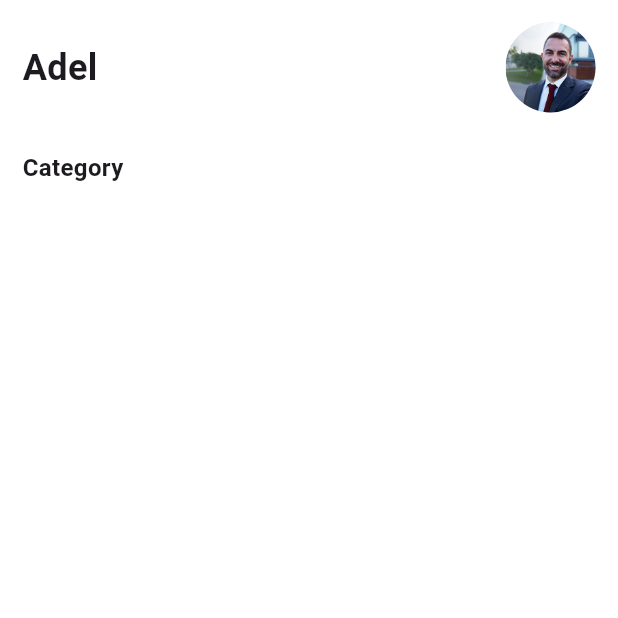
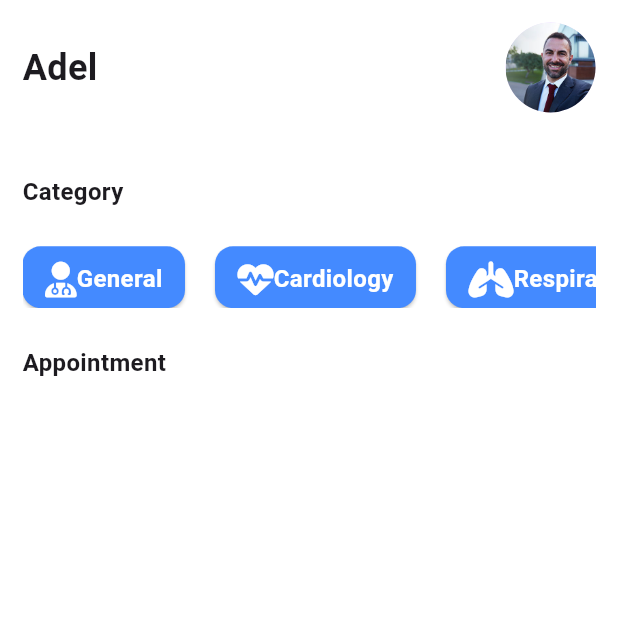
Before and after one commit to SamiDev016/Doctor-Appoointment-App, a Flutter app: the HomePage screen opened directly, on a phone screen of 412 x 824 dp, the top half of it. Run offline on Flutter 3.47's test engine with Material 3 defaults, Android fonts, the phone set to English and light mode, and no system bars; our stand-ins replace font_awesome_flutter.

Commit message:
category

```diff
--- a/lib/pages/home_page.dart
+++ b/lib/pages/home_page.dart
@@ -1,5 +1,6 @@
 import 'package:appointment_application/utils/config.dart';
 import 'package:flutter/material.dart';
+import 'package:font_awesome_flutter/font_awesome_flutter.dart';
 
 class HomePage extends StatefulWidget {
   const HomePage({super.key});
@@ -9,28 +10,30 @@
 }
 
 class _HomePageState extends State<HomePage> {
+  List<Map<String, dynamic>> medCat = [
+    {"icon": FontAwesomeIcons.userDoctor, "Category": "General"},
+    {"icon": FontAwesomeIcons.heartPulse, "Category": "Cardiology"},
+    {"icon": FontAwesomeIcons.lungs, "Category": "Respirations"},
+    {"icon": FontAwesomeIcons.hand, "Category": "Dermatology"},
+    {"icon": FontAwesomeIcons.personPregnant, "Category": "Gynecology"},
+    {"icon": FontAwesomeIcons.teeth, "Category": "Dental"},
+  ];
   @override
   Widget build(BuildContext context) {
-    return const Scaffold(
+    return Scaffold(
       body: Padding(
-        padding: EdgeInsets.symmetric(
-          horizontal: 15,
-          vertical: 15
-        ),
+        padding: const EdgeInsets.symmetric(horizontal: 15, vertical: 15),
         child: SafeArea(
           child: Column(
             mainAxisAlignment: MainAxisAlignment.start,
             crossAxisAlignment: CrossAxisAlignment.start,
             children: [
-              Row(
+              const Row(
                 mainAxisAlignment: MainAxisAlignment.spaceBetween,
                 children: [
                   Text(
                     "Adel",
-                    style: TextStyle(
-                      fontSize: 24,
-                      fontWeight: FontWeight.bold
-                    ),
+                    style: TextStyle(fontSize: 24, fontWeight: FontWeight.bold),
                   ),
                   SizedBox(
                     child: CircleAvatar(
@@ -40,15 +43,54 @@
                   )
                 ],
               ),
+              Config.spaceMedium,
+              const Text(
+                'Category',
+                style: TextStyle(fontSize: 16, fontWeight: FontWeight.bold),
+              ),
+              Config.spaceSmall,
+              SizedBox(
+                height: Config.heightSize * 0.05,
+                child: ListView(
+                  scrollDirection: Axis.horizontal,
+                  children: List<Widget>.generate(medCat.length, (index) {
+                    return Card(
+                      margin: const EdgeInsets.only(right: 20),
+                      color: Config.primaryColor,
+                      child: Padding(
+                        padding: const EdgeInsets.symmetric(
+                            horizontal: 15, vertical: 10),
+                        child: Row(
+                          mainAxisAlignment: MainAxisAlignment.spaceAround,
+                          children: [
+                            FaIcon(
+                              medCat[index]["icon"],
+                              color: Colors.white,
+                            ),
+                            Config.spaceSmall,
+                            Text(
+                              medCat[index]["Category"],
+                              style: const TextStyle(
+                                fontSize: 16,
+                                fontWeight: FontWeight.bold,
+                                color: Colors.white,
+                              ),
+                            )
+                          ],
+                        ),
+                      ),
+                    );
+                  }),
+                ),
+              ),
+              Config.spaceSmall,
+              const Text(
+                "Appointment",
+                style: TextStyle(fontSize: 16, fontWeight: FontWeight.bold),
+              ),
               Config.spaceSmall,
 
-              Text(
-                'Category',
-                style: TextStyle(
-                      fontSize: 16,
-                      fontWeight: FontWeight.bold
-                    ),
-              )
+
             ],
           ),
         ),
```
